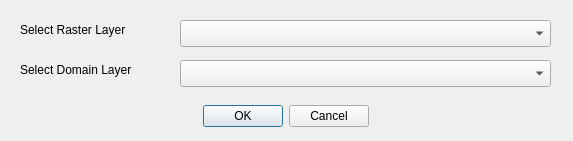
Qt form coastline_masker_dialog_base.ui (daniel-cheng/CoastlineMasker) before a commit.
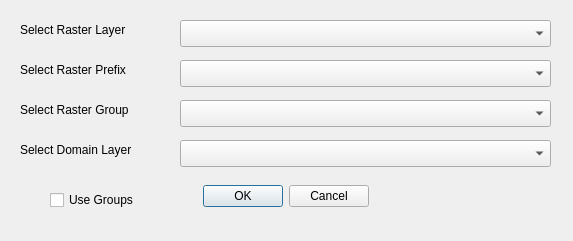
The same form after that commit.

Commit message: CHG: Batch processing implementation.

```diff
--- a/coastline_masker_dialog_base.ui
+++ b/coastline_masker_dialog_base.ui
@@ -7,7 +7,7 @@
     <x>0</x>
     <y>0</y>
     <width>573</width>
-    <height>141</height>
+    <height>241</height>
    </rect>
   </property>
   <property name="windowTitle">
@@ -17,7 +17,7 @@
    <property name="geometry">
     <rect>
      <x>20</x>
-     <y>100</y>
+     <y>180</y>
      <width>531</width>
      <height>32</height>
     </rect>
@@ -65,7 +65,7 @@
    <property name="geometry">
     <rect>
      <x>20</x>
-     <y>60</y>
+     <y>140</y>
      <width>141</width>
      <height>20</height>
     </rect>
@@ -78,12 +78,71 @@
    <property name="geometry">
     <rect>
      <x>180</x>
+     <y>140</y>
+     <width>371</width>
+     <height>27</height>
+    </rect>
+   </property>
+  </widget>
+  <widget class="QComboBox" name="comboBox_rasterGroup">
+   <property name="geometry">
+    <rect>
+     <x>180</x>
+     <y>100</y>
+     <width>371</width>
+     <height>27</height>
+    </rect>
+   </property>
+  </widget>
+  <widget class="QLabel" name="label_rasterGroup">
+   <property name="geometry">
+    <rect>
+     <x>20</x>
+     <y>100</y>
+     <width>141</width>
+     <height>20</height>
+    </rect>
+   </property>
+   <property name="text">
+    <string>Select Raster Group</string>
+   </property>
+  </widget>
+  <widget class="QLabel" name="label_prefixLayer">
+   <property name="geometry">
+    <rect>
+     <x>20</x>
      <y>60</y>
+     <width>151</width>
+     <height>20</height>
+    </rect>
+   </property>
+   <property name="text">
+    <string>Select Raster Prefix</string>
+   </property>
+  </widget>
+  <widget class="QComboBox" name="comboBox_rasterPrefix">
+   <property name="geometry">
+    <rect>
+     <x>180</x>
+     <y>60</y>
      <width>371</width>
      <height>27</height>
     </rect>
    </property>
   </widget>
+  <widget class="QCheckBox" name="checkBox_useGroups">
+   <property name="geometry">
+    <rect>
+     <x>50</x>
+     <y>190</y>
+     <width>111</width>
+     <height>20</height>
+    </rect>
+   </property>
+   <property name="text">
+    <string>Use Groups</string>
+   </property>
+  </widget>
  </widget>
  <resources/>
  <connections>
```
Left out of the diff: 2 changed lines with no effect on the pictures. The commit also changes 2 other files.
